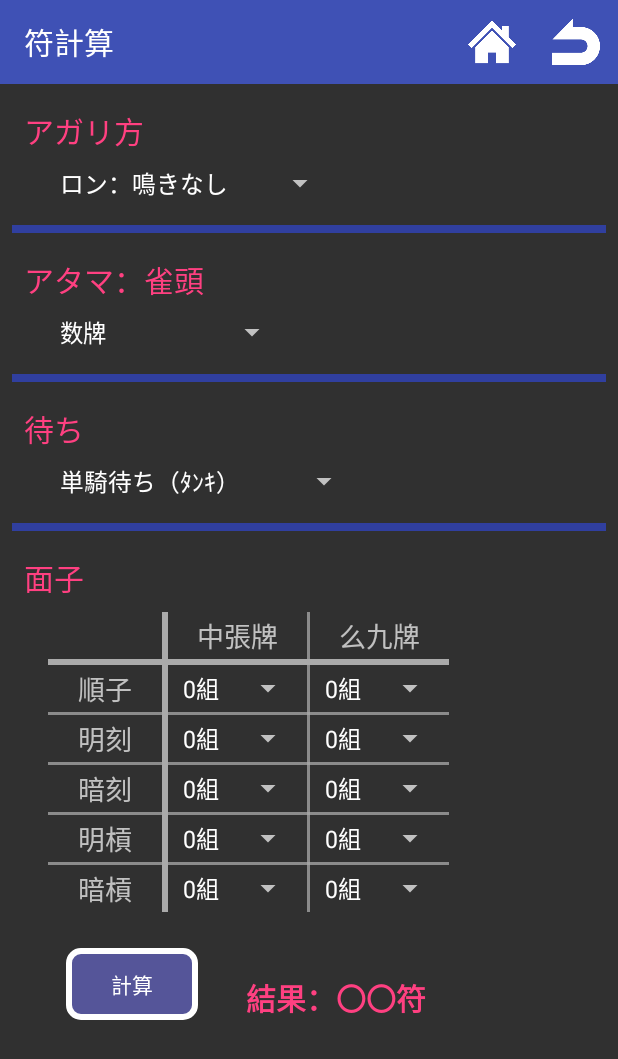
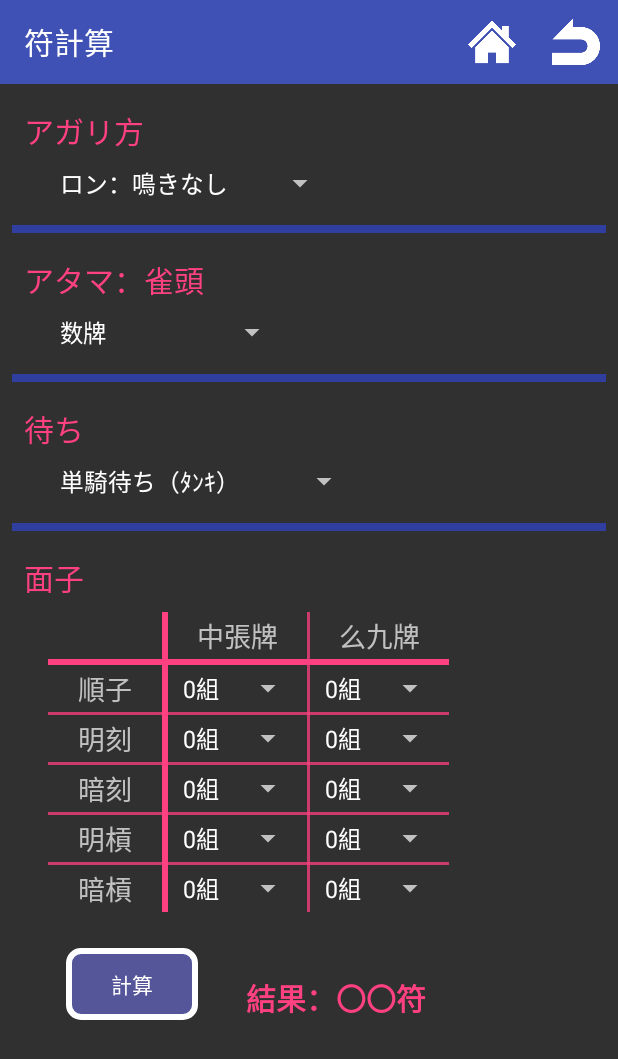
Before and after one commit to Bluewind12/Mahjongg_App, an Android app: the MarkToolActivity screen opened directly, with no data from a screen before it, on a phone screen of 412 x 824 dp. Shown: the top 1059 px of the screen. Run offline under Robolectric (Android 15) with nearby library versions, the phone set to English and light mode, and no system bars; libraries missing offline, so code that uses them is left out: net.nend.android; plain views replace NendAdView.

Commit message:
全画面のカラー変更 ・画面表示のみ。

```diff
--- a/app/src/main/res/layout/mark_tool.xml
+++ b/app/src/main/res/layout/mark_tool.xml
@@ -18,7 +18,7 @@
 			android:layout_marginStart="16dp"
 			android:layout_marginTop="16dp"
 			android:text="@string/agari"
-			android:textColor="@color/colorAccent"
+			android:textColor="?attr/colorAccent"
 			android:textSize="20sp"
 			app:layout_constraintStart_toStartOf="parent"
 			app:layout_constraintTop_toTopOf="parent" />
@@ -41,7 +41,7 @@
 			android:layout_marginStart="8dp"
 			android:layout_marginTop="16dp"
 			android:layout_marginEnd="8dp"
-			android:background="@color/colorPrimaryDark"
+			android:background="?attr/colorPrimaryDark"
 			app:layout_constraintEnd_toEndOf="parent"
 			app:layout_constraintStart_toStartOf="parent"
 			app:layout_constraintTop_toBottomOf="@+id/spinner" />
@@ -53,7 +53,7 @@
 			android:layout_marginStart="16dp"
 			android:layout_marginTop="16dp"
 			android:text="@string/head"
-			android:textColor="@color/colorAccent"
+			android:textColor="?attr/colorAccent"
 			android:textSize="20sp"
 			app:layout_constraintStart_toStartOf="parent"
 			app:layout_constraintTop_toBottomOf="@+id/view5" />
@@ -76,7 +76,7 @@
 			android:layout_marginStart="8dp"
 			android:layout_marginTop="16dp"
 			android:layout_marginEnd="8dp"
-			android:background="@color/colorPrimaryDark"
+			android:background="?attr/colorPrimaryDark"
 			app:layout_constraintEnd_toEndOf="parent"
 			app:layout_constraintStart_toStartOf="parent"
 			app:layout_constraintTop_toBottomOf="@+id/spinner2" />
@@ -88,7 +88,7 @@
 			android:layout_marginStart="16dp"
 			android:layout_marginTop="16dp"
 			android:text="@string/machi"
-			android:textColor="@color/colorAccent"
+			android:textColor="?attr/colorAccent"
 			android:textSize="20sp"
 			app:layout_constraintStart_toStartOf="parent"
 			app:layout_constraintTop_toBottomOf="@+id/view6" />
@@ -111,7 +111,7 @@
 			android:layout_marginStart="8dp"
 			android:layout_marginTop="16dp"
 			android:layout_marginEnd="8dp"
-			android:background="@color/colorPrimaryDark"
+			android:background="?attr/colorPrimaryDark"
 			app:layout_constraintEnd_toEndOf="parent"
 			app:layout_constraintHorizontal_bias="0.0"
 			app:layout_constraintStart_toStartOf="parent"
@@ -124,7 +124,7 @@
 			android:layout_marginStart="16dp"
 			android:layout_marginTop="16dp"
 			android:text="@string/mentu"
-			android:textColor="@color/colorAccent"
+			android:textColor="?attr/colorAccent"
 			android:textSize="20sp"
 			app:layout_constraintStart_toStartOf="parent"
 			app:layout_constraintTop_toBottomOf="@+id/view7" />
@@ -178,7 +178,7 @@
 				android:layout_width="1dp"
 				android:layout_height="4dp"
 				android:alpha="1"
-				android:background="@color/gridBorderColor"
+				android:background="?attr/colorAccent"
 				app:layout_column="0"
 				app:layout_columnSpan="5"
 				app:layout_row="1" />
@@ -221,7 +221,7 @@
 				android:layout_width="1dp"
 				android:layout_height="2dp"
 				android:alpha="0.75"
-				android:background="@color/gridBorderColor"
+				android:background="?attr/colorAccent"
 				app:layout_column="0"
 				app:layout_columnSpan="5"
 				app:layout_row="3" />
@@ -265,7 +265,7 @@
 				android:layout_width="1dp"
 				android:layout_height="2dp"
 				android:alpha="0.75"
-				android:background="@color/gridBorderColor"
+				android:background="?attr/colorAccent"
 				app:layout_column="0"
 				app:layout_columnSpan="5"
 				app:layout_row="5" />
@@ -313,7 +313,7 @@
 				android:layout_width="1dp"
 				android:layout_height="2dp"
 				android:alpha="0.75"
-				android:background="@color/gridBorderColor"
+				android:background="?attr/colorAccent"
 				app:layout_column="0"
 				app:layout_columnSpan="5"
 				app:layout_row="7" />
@@ -360,7 +360,7 @@
 				android:layout_width="1dp"
 				android:layout_height="2dp"
 				android:alpha="0.75"
-				android:background="@color/gridBorderColor"
+				android:background="?attr/colorAccent"
 				app:layout_column="0"
 				app:layout_columnSpan="5"
 				app:layout_row="9" />
@@ -409,7 +409,7 @@
 				android:layout_width="4dp"
 				android:layout_height="1dp"
 				android:alpha="1"
-				android:background="@color/gridBorderColor"
+				android:background="?attr/colorAccent"
 				app:layout_column="1"
 				app:layout_row="0"
 				app:layout_rowSpan="11" />
@@ -419,7 +419,7 @@
 				android:layout_width="2dp"
 				android:layout_height="1dp"
 				android:alpha="0.75"
-				android:background="@color/gridBorderColor"
+				android:background="?attr/colorAccent"
 				app:layout_column="3"
 				app:layout_row="0"
 				app:layout_rowSpan="11" />
@@ -444,7 +444,7 @@
 			android:layout_height="wrap_content"
 			android:layout_marginStart="32dp"
 			android:text="@string/markResult"
-			android:textColor="@color/colorAccent"
+			android:textColor="?attr/colorAccent"
 			android:textSize="20sp"
 			android:textStyle="bold"
 			app:layout_constraintBottom_toBottomOf="@+id/calculateButton"
```
